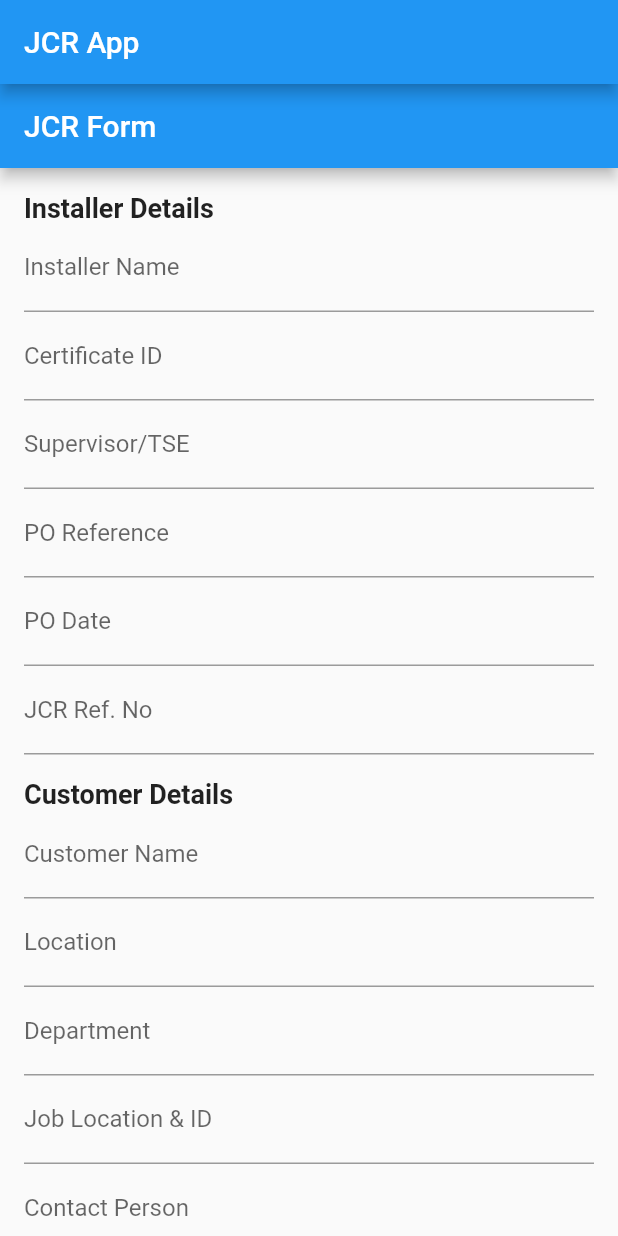
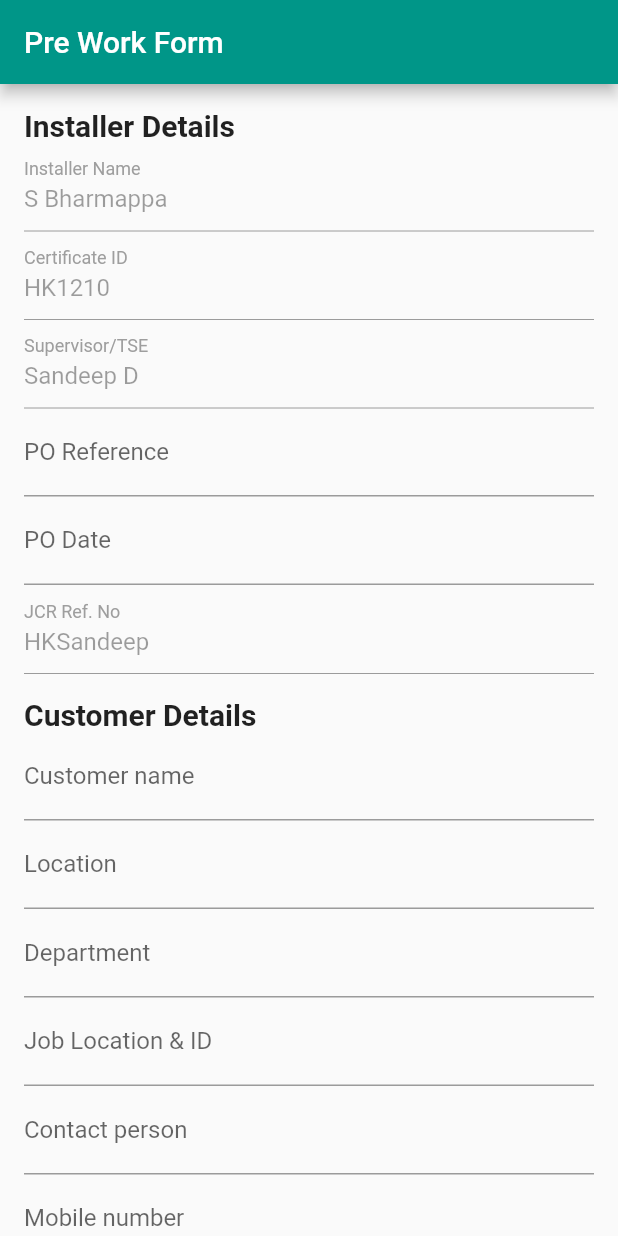
Before and after one commit to hirak214/jcr_app, a Flutter app: the screen it shows after launch, on a phone screen of 412 x 824 dp. Run offline on Flutter 3.47's test engine with Material 2 defaults, Android fonts, the phone set to English and light mode, and no system bars.

Commit message:
Update: pre-work form

```diff
--- a/lib/main.dart
+++ b/lib/main.dart
@@ -1,20 +1,19 @@
 import 'package:flutter/material.dart';
-import 'package:jcr_app/jcr_form.dart';
+import 'pre_work_form.dart';
 
 void main() {
-  runApp(JCRApp());
+  runApp(MyApp());
 }
 
-class JCRApp extends StatelessWidget {
+class MyApp extends StatelessWidget {
   @override
   Widget build(BuildContext context) {
     return MaterialApp(
-      home: Scaffold(
-        appBar: AppBar(
-          title: Text('JCR App'),
-        ),
-        body: JCRForm(),
+      title: 'JCR App',
+      theme: ThemeData(
+        primarySwatch: Colors.teal,
       ),
+      home: PreWorkFormPage(),
     );
   }
 }
--- /dev/null
+++ b/lib/pre_work_form.dart
@@ -0,0 +1,273 @@
+import 'package:flutter/material.dart';
+
+class PreWorkFormPage extends StatefulWidget {
+  @override
+  _PreWorkFormPageState createState() => _PreWorkFormPageState();
+}
+
+class _PreWorkFormPageState extends State<PreWorkFormPage> {
+  TextEditingController poReferenceController = TextEditingController();
+  TextEditingController poDateController = TextEditingController();
+
+  String jcrRefNo = 'HKSandeep';
+
+  String customerName = '';
+  String location = '';
+  String department = '';
+  String jobLocationAndId = '';
+  String contactPerson = '';
+  String mobileNumber = '';
+
+  String defectType = 'Type-A';
+  String defectDetails = '';
+  String outputSheet = 'yes';
+  int numberOfLayers = 0;
+  String repairDimensions = '';
+  String applicationType = 'on-line';
+
+  @override
+  Widget build(BuildContext context) {
+    return Scaffold(
+      appBar: AppBar(
+        title: Text('Pre Work Form'),
+      ),
+      body: SingleChildScrollView(
+        padding: EdgeInsets.all(16.0),
+        child: Column(
+          crossAxisAlignment: CrossAxisAlignment.start,
+          children: [
+            // Installer Details
+            Text(
+              'Installer Details',
+              style: TextStyle(fontSize: 20, fontWeight: FontWeight.bold),
+            ),
+            TextFormField(
+              readOnly: true,
+              initialValue: 'S Bharmappa',
+              decoration: InputDecoration(
+                labelText: 'Installer Name',
+                enabled: false,
+                labelStyle: TextStyle(color: Colors.grey),
+              ),
+            ),
+            TextFormField(
+              readOnly: true,
+              initialValue: 'HK1210',
+              decoration: InputDecoration(
+                labelText: 'Certificate ID',
+                enabled: false,
+                labelStyle: TextStyle(color: Colors.grey),
+              ),
+            ),
+            TextFormField(
+              readOnly: true,
+              initialValue: 'Sandeep D',
+              decoration: InputDecoration(
+                labelText: 'Supervisor/TSE',
+                enabled: false,
+                labelStyle: TextStyle(color: Colors.grey),
+              ),
+            ),
+            TextFormField(
+              controller: poReferenceController,
+              decoration: InputDecoration(labelText: 'PO Reference'),
+            ),
+            TextFormField(
+              controller: poDateController,
+              decoration: InputDecoration(labelText: 'PO Date'),
+            ),
+            TextFormField(
+              readOnly: true,
+              initialValue: 'HKSandeep',
+              decoration: InputDecoration(
+                labelText: 'JCR Ref. No',
+                enabled: false,
+                labelStyle: TextStyle(color: Colors.grey),
+              ),
+            ),
+            SizedBox(height: 16),
+
+            // Customer details
+            Text(
+              'Customer Details',
+              style: TextStyle(fontSize: 20, fontWeight: FontWeight.bold),
+            ),
+            TextFormField(
+              onChanged: (value) {
+                setState(() {
+                  customerName = value;
+                });
+              },
+              decoration: InputDecoration(labelText: 'Customer name'),
+            ),
+            TextFormField(
+              onChanged: (value) {
+                setState(() {
+                  location = value;
+                });
+              },
+              decoration: InputDecoration(labelText: 'Location'),
+            ),
+            TextFormField(
+              onChanged: (value) {
+                setState(() {
+                  department = value;
+                });
+              },
+              decoration: InputDecoration(labelText: 'Department'),
+            ),
+            TextFormField(
+              onChanged: (value) {
+                setState(() {
+                  jobLocationAndId = value;
+                });
+              },
+              decoration: InputDecoration(labelText: 'Job Location & ID'),
+            ),
+            TextFormField(
+              onChanged: (value) {
+                setState(() {
+                  contactPerson = value;
+                });
+              },
+              decoration: InputDecoration(labelText: 'Contact person'),
+            ),
+            TextFormField(
+              onChanged: (value) {
+                setState(() {
+                  mobileNumber = value;
+                });
+              },
+              keyboardType: TextInputType.phone,
+              decoration: InputDecoration(labelText: 'Mobile number'),
+            ),
+            SizedBox(height: 16),
+
+            // Defect & design details
+            Text(
+              'Defect & Design Details',
+              style: TextStyle(fontSize: 20, fontWeight: FontWeight.bold),
+            ),
+            DropdownButtonFormField<String>(
+              value: defectType,
+              items: ['Type-A', 'Type-B', 'Type-C', 'Type-D']
+                  .map<DropdownMenuItem<String>>(
+                    (String value) => DropdownMenuItem<String>(
+                  value: value,
+                  child: Text(value),
+                ),
+              )
+                  .toList(),
+              onChanged: (value) {
+                setState(() {
+                  defectType = value!;
+                });
+              },
+              decoration: InputDecoration(labelText: 'Defect Type'),
+            ),
+            TextFormField(
+              onChanged: (value) {
+                setState(() {
+                  defectDetails = value;
+                });
+              },
+              decoration: InputDecoration(labelText: 'Defect Details'),
+            ),
+            DropdownButtonFormField<String>(
+              value: outputSheet,
+              items: ['yes', 'no']
+                  .map<DropdownMenuItem<String>>(
+                    (String value) => DropdownMenuItem<String>(
+                  value: value,
+                  child: Text(value),
+                ),
+              )
+                  .toList(),
+              onChanged: (value) {
+                setState(() {
+                  outputSheet = value!;
+                });
+              },
+              decoration: InputDecoration(labelText: 'Output sheet'),
+            ),
+            TextFormField(
+              onChanged: (value) {
+                setState(() {
+                  numberOfLayers = int.tryParse(value) ?? 0;
+                });
+              },
+              keyboardType: TextInputType.number,
+              decoration: InputDecoration(labelText: 'Number of layers'),
+            ),
+            TextFormField(
+              onChanged: (value) {
+                setState(() {
+                  repairDimensions = value;
+                });
+              },
+              decoration: InputDecoration(labelText: 'Repair dimensions'),
+            ),
+            DropdownButtonFormField<String>(
+              value: applicationType,
+              items: ['on-line', 'off-line']
+                  .map<DropdownMenuItem<String>>(
+                    (String value) => DropdownMenuItem<String>(
+                  value: value,
+                  child: Text(value),
+                ),
+              )
+                  .toList(),
+              onChanged: (value) {
+                setState(() {
+                  applicationType = value!;
+                });
+              },
+              decoration: InputDecoration(labelText: 'Application type'),
+            ),
+            SizedBox(height: 16),
+
+            // Save and Cancel buttons
+            Row(
+              mainAxisAlignment: MainAxisAlignment.spaceAround,
+              children: [
+                ElevatedButton(
+                  onPressed: () {
+                    // Handle save action here
+                    // You can access form values using the variables defined above
+                  },
+                  child: Text('Save'),
+                ),
+                ElevatedButton(
+                  onPressed: () {
+                    // Handle cancel action here
+                    // Clear form inputs and reset variables
+                    setState(() {
+                      poReferenceController.clear();
+                      poDateController.clear();
+                      jcrRefNo = 'HKSandeep';
+
+                      customerName = '';
+                      location = '';
+                      department = '';
+                      jobLocationAndId = '';
+                      contactPerson = '';
+                      mobileNumber = '';
+
+                      defectType = 'Type-A';
+                      defectDetails = '';
+                      outputSheet = 'yes';
+                      numberOfLayers = 0;
+                      repairDimensions = '';
+                      applicationType = 'on-line';
+                    });
+                  },
+                  child: Text('Cancel'),
+                ),
+              ],
+            ),
+          ],
+        ),
+      ),
+    );
+  }
+}
```
Also changed, not shown: 3 other files.
